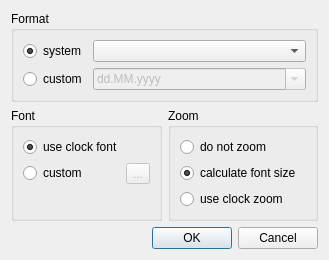
Before: the Qt Designer form plugins/date/gui/settings_dialog.ui in Kolcha/DigitalClock4, drawn with Qt 5.
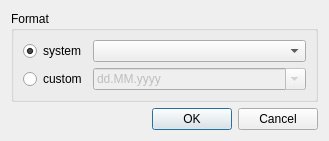
After: the same form once the commit is applied.

Diff of the .ui file:
```diff
--- a/plugins/date/gui/settings_dialog.ui
+++ b/plugins/date/gui/settings_dialog.ui
@@ -6,8 +6,8 @@
    <rect>
     <x>0</x>
     <y>0</y>
-    <width>297</width>
-    <height>228</height>
+    <width>308</width>
+    <height>137</height>
    </rect>
   </property>
   <property name="windowTitle">
@@ -16,8 +16,8 @@
   <property name="modal">
    <bool>true</bool>
   </property>
-  <layout class="QGridLayout" name="gridLayout_2">
-   <item row="0" column="0" colspan="2">
+  <layout class="QVBoxLayout" name="verticalLayout">
+   <item>
     <widget class="QGroupBox" name="format_group">
      <property name="title">
       <string>Format</string>
@@ -121,93 +121,7 @@
      </layout>
     </widget>
    </item>
-   <item row="1" column="0">
-    <widget class="QGroupBox" name="font_group">
-     <property name="title">
-      <string>Font</string>
-     </property>
-     <layout class="QVBoxLayout" name="verticalLayout_2">
-      <item>
-       <widget class="QRadioButton" name="clock_font_button">
-        <property name="text">
-         <string>use clock font</string>
-        </property>
-        <property name="checked">
-         <bool>true</bool>
-        </property>
-       </widget>
-      </item>
-      <item>
-       <layout class="QHBoxLayout" name="horizontalLayout">
-        <item>
-         <widget class="QRadioButton" name="custom_font_button">
-          <property name="text">
-           <string>custom</string>
-          </property>
-         </widget>
-        </item>
-        <item>
-         <widget class="QToolButton" name="choose_font_button">
-          <property name="enabled">
-           <bool>false</bool>
-          </property>
-          <property name="text">
-           <string notr="true">...</string>
-          </property>
-         </widget>
-        </item>
-       </layout>
-      </item>
-      <item>
-       <spacer name="verticalSpacer">
-        <property name="orientation">
-         <enum>Qt::Vertical</enum>
-        </property>
-        <property name="sizeHint" stdset="0">
-         <size>
-          <width>20</width>
-          <height>10</height>
-         </size>
-        </property>
-       </spacer>
-      </item>
-     </layout>
-    </widget>
-   </item>
-   <item row="1" column="1">
-    <widget class="QGroupBox" name="zoom_group">
-     <property name="title">
-      <string>Zoom</string>
-     </property>
-     <layout class="QVBoxLayout" name="verticalLayout">
-      <item>
-       <widget class="QRadioButton" name="not_zoom">
-        <property name="text">
-         <string>do not zoom</string>
-        </property>
-       </widget>
-      </item>
-      <item>
-       <widget class="QRadioButton" name="font_autosize">
-        <property name="text">
-         <string>calculate font size</string>
-        </property>
-        <property name="checked">
-         <bool>true</bool>
-        </property>
-       </widget>
-      </item>
-      <item>
-       <widget class="QRadioButton" name="clock_zoom">
-        <property name="text">
-         <string>use clock zoom</string>
-        </property>
-       </widget>
-      </item>
-     </layout>
-    </widget>
-   </item>
-   <item row="2" column="0" colspan="2">
+   <item>
     <widget class="QDialogButtonBox" name="buttonBox">
      <property name="orientation">
       <enum>Qt::Horizontal</enum>
```
Left out of the diff: 20 changed lines with no effect on the pictures.
